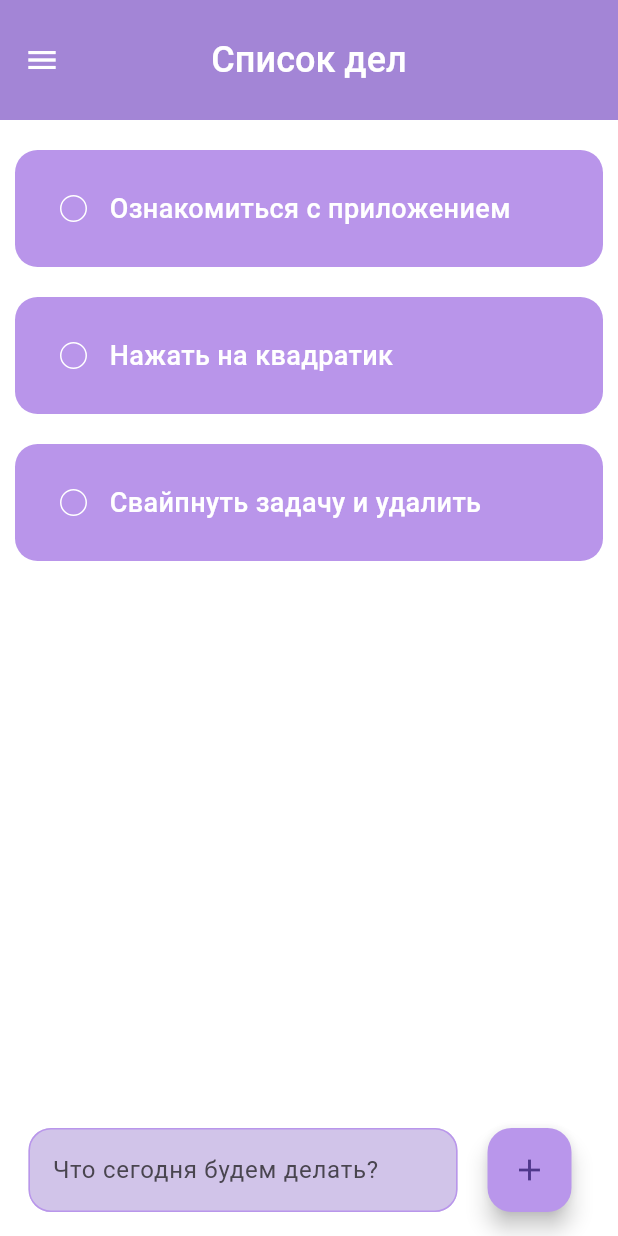
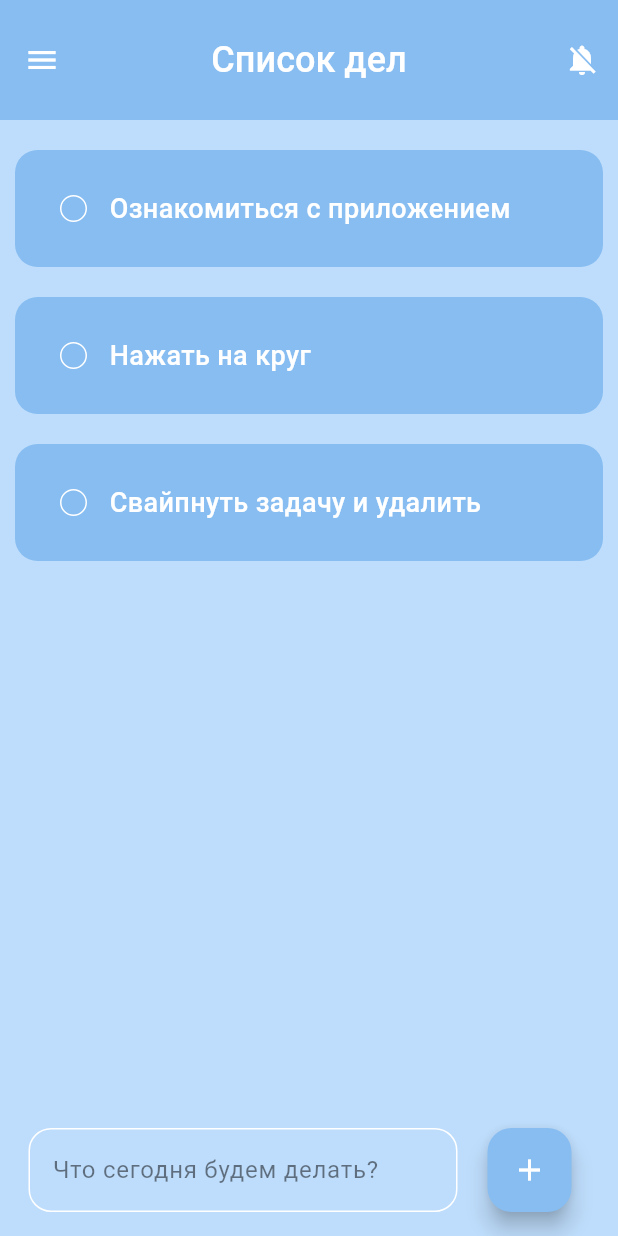
Before and after one commit to ZhK1412/todo_app_new, a Flutter app: the screen it shows after launch, after a tap on "Продолжить", on a phone screen of 412 x 824 dp. Run offline on Flutter 3.47's test engine with Material 3 defaults, Android fonts, the phone set to English and light mode, and no system bars; drawn by our look-alikes of flutter_slidable; our stand-ins replace flutter_local_notifications, flutter_timezone, hive, hive_flutter, timezone; accounts and stored records are empty.

Commit message:
1.0
version 1.0

```diff
--- a/lib/main.dart
+++ b/lib/main.dart
@@ -2,9 +2,14 @@ import 'package:flutter/material.dart';
 import 'package:todo_app_new/pages/home_page.dart';
 import 'package:hive_flutter/hive_flutter.dart';
 import 'package:todo_app_new/pages/setup_page.dart';
+import 'package:todo_app_new/theme/theme.dart';
+import 'package:todo_app_new/utils/noti_service.dart';
 
 void main() async {
   WidgetsFlutterBinding.ensureInitialized();
+
+  NotiService().initNotification();
+
   await Hive.initFlutter();
   await Hive.openBox('todoBox');
 
@@ -22,15 +27,9 @@ class MyApp extends StatelessWidget {
   Widget build(BuildContext context) {
     return MaterialApp(
       title: 'Список дел',
-      theme: ThemeData(
-        primaryColor: Colors.deepPurple,
-        scaffoldBackgroundColor: Colors.white,
-        appBarTheme: AppBarTheme(
-          backgroundColor: Colors.deepPurple,
-          foregroundColor: Colors.white,
-        ),
-      ),
-      //home: SetupPage(),
+      theme: lightMode,
+      darkTheme: darkMode,
+      // home: SetupPage(),
       home: isFirstLaunch ? const SetupPage() : const HomePage(),
     );
   }
--- a/lib/pages/home_page.dart
+++ b/lib/pages/home_page.dart
@@ -1,7 +1,8 @@
 import 'package:flutter/material.dart';
-import 'package:todo_app_new/pages/about_page.dart';
+import 'package:hive_flutter/hive_flutter.dart';
+import 'package:todo_app_new/utils/noti_service.dart';
+import 'about_page.dart';
 import 'package:todo_app_new/utils/todo_list.dart';
-import 'package:hive_flutter/hive_flutter.dart';
 
 class HomePage extends StatefulWidget {
   const HomePage({super.key});
@@ -12,8 +13,10 @@ class HomePage extends StatefulWidget {
 
 class _HomePageState extends State<HomePage> {
   final _controller = TextEditingController();
+  final _notiService = NotiService();
   late List toDoList;
   late Box box;
+  bool isNotiEnabled = false;
 
   @override
   void initState() {
@@ -23,19 +26,13 @@ class _HomePageState extends State<HomePage> {
       'tasks',
       defaultValue: [
         ['Ознакомиться с приложением', false],
-        ['Нажать на квадратик', false],
+        ['Нажать на круг', false],
         ['Свайпнуть задачу и удалить', false],
       ],
     );
+    isNotiEnabled = box.get('isNotiEnabled', defaultValue: false);
+    NotiService().initNotification();
   }
-
-  // List toDoList = box.get(
-  //   'tasks',
-  //   defaultValue: [
-  //     ['Сделать приложение', false],
-  //     ['Поиграть в Minecraft', false],
-  //   ],
-  // );
 
   void saveData() {
     box.put('tasks', toDoList);
@@ -64,75 +61,142 @@ class _HomePageState extends State<HomePage> {
     saveData();
   }
 
+  final List<int> _notificationIds = [1, 2, 3];
+
+  void toggleNotifications() async {
+    setState(() {
+      isNotiEnabled = !isNotiEnabled;
+    });
+
+    box.put('isNotiEnabled', isNotiEnabled);
+
+    if (isNotiEnabled) {
+      await _notiService.scheduleDailyNotification(
+        id: _notificationIds[0],
+        title: "Доброе утро",
+        body: "Пора проверить список дел на сегодня.",
+        hour: 7,
+        minute: 0,
+      );
+
+      await _notiService.scheduleDailyNotification(
+        id: _notificationIds[1],
+        title: "Добрый день",
+        body: "Не забыли ли вы про свои задачи?",
+        hour: 13,
+        minute: 0,
+      );
+
+      await _notiService.scheduleDailyNotification(
+        id: _notificationIds[2],
+        title: "Добрый вечер",
+        body: "Пора подвести итоги дня и отметить выполненное.",
+        hour: 20,
+        minute: 0,
+      );
+
+      _showSnackBar("Ежедневные уведомления включены (9:00, 14:00, 20:00)");
+    } else {
+      for (int id in _notificationIds) {
+        await _notiService.notificationsPlugin.cancel(id);
+      }
+      _showSnackBar("Все уведомления отключены");
+    }
+  }
+
+  void _showSnackBar(String message) {
+    ScaffoldMessenger.of(context).showSnackBar(
+      SnackBar(content: Text(message), duration: const Duration(seconds: 2)),
+    );
+  }
+
   @override
   Widget build(BuildContext context) {
     return Scaffold(
-      backgroundColor: Theme.of(context).scaffoldBackgroundColor,
       appBar: AppBar(
-        toolbarHeight: 80,
         title: const Text(
           "Список дел",
           style: TextStyle(fontSize: 24, fontWeight: FontWeight.w500),
         ),
-        backgroundColor: const Color.fromARGB(255, 163, 133, 214),
-        foregroundColor: Colors.white,
-        centerTitle: true,
+        actions: [
+          IconButton(
+            onPressed: toggleNotifications,
+            icon: Icon(
+              isNotiEnabled
+                  ? Icons.notifications_active
+                  : Icons.notifications_off,
+            ),
+          ),
+        ],
       ),
-
       drawer: Drawer(
         child: Container(
-          color: Colors.deepPurple[300],
+          color: Theme.of(context).colorScheme.primary,
           child: ListView(
             children: [
               DrawerHeader(
                 child: Center(
                   child: Text(
                     "Список дел",
-                    style: TextStyle(fontSize: 35, color: Colors.white),
+                    style: TextStyle(
+                      fontSize: 35,
+                      color: Theme.of(context).colorScheme.secondary,
+                    ),
                   ),
                 ),
               ),
               ListTile(
-                leading: Icon(Icons.home, color: Colors.white),
+                leading: Icon(
+                  Icons.home,
+                  color: Theme.of(context).colorScheme.secondary,
+                ),
                 title: Text(
                   "Главная",
-                  style: TextStyle(fontSize: 20, color: Colors.white),
+                  style: TextStyle(
+                    fontSize: 20,
+                    color: Theme.of(context).colorScheme.secondary,
+                  ),
                 ),
                 onTap: () {
-                  Navigator.of(
-                    context,
-                  ).push(MaterialPageRoute(builder: (context) => HomePage()));
+                  Navigator.of(context).push(
+                    MaterialPageRoute(builder: (context) => const HomePage()),
+                  );
                 },
               ),
               ListTile(
-                leading: Icon(Icons.info, color: Colors.white),
+                leading: Icon(
+                  Icons.info,
+                  color: Theme.of(context).colorScheme.secondary,
+                ),
                 title: Text(
                   "О приложении",
-                  style: TextStyle(fontSize: 20, color: Colors.white),
+                  style: TextStyle(
+                    fontSize: 20,
+                    color: Theme.of(context).colorScheme.secondary,
+                  ),
                 ),
                 onTap: () {
-                  Navigator.of(
-                    context,
-                  ).push(MaterialPageRoute(builder: (context) => AboutPage()));
+                  Navigator.of(context).push(
+                    MaterialPageRoute(builder: (context) => const AboutPage()),
+                  );
                 },
               ),
             ],
           ),
         ),
       ),
-
       body: ListView.builder(
         itemCount: toDoList.length,
         itemBuilder: (BuildContext context, index) {
           return TodoList(
             taskName: toDoList[index][0],
             taskCompleted: toDoList[index][1],
+
             onChanged: (value) => checkBoxChanged(index),
             deleteFunction: (context) => deleteTask(index),
           );
         },
       ),
-
       floatingActionButton: Padding(
         padding: const EdgeInsets.symmetric(horizontal: 15),
         child: Row(
@@ -144,17 +208,23 @@ class _HomePageState extends State<HomePage> {
                   controller: _controller,
                   decoration: InputDecoration(
                     hintText: "Что сегодня будем делать?",
+                    hintStyle: TextStyle(
+                      color: Theme.of(
+                        context,
+                      ).colorScheme.onSurface.withValues(alpha: 0.5),
+                      fontSize: 16,
+                    ),
                     filled: true,
-                    fillColor: Colors.deepPurple.shade100,
+                    fillColor: Theme.of(context).colorScheme.surface,
                     enabledBorder: OutlineInputBorder(
-                      borderSide: const BorderSide(
-                        color: Color.fromARGB(255, 185, 150, 235),
+                      borderSide: BorderSide(
+                        color: Theme.of(context).colorScheme.secondary,
                       ),
                       borderRadius: BorderRadius.circular(15),
                     ),
                     focusedBorder: OutlineInputBorder(
-                      borderSide: const BorderSide(
-                        color: Color.fromARGB(255, 185, 150, 235),
+                      borderSide: BorderSide(
+                        color: Theme.of(context).colorScheme.secondary,
                       ),
                       borderRadius: BorderRadius.circular(15),
                     ),
@@ -164,8 +234,8 @@ class _HomePageState extends State<HomePage> {
             ),
             FloatingActionButton(
               onPressed: saveNewTask,
-              backgroundColor: const Color.fromARGB(255, 185, 150, 235),
-              child: Icon(Icons.add),
+              backgroundColor: Theme.of(context).colorScheme.primary,
+              child: const Icon(Icons.add),
             ),
           ],
         ),
--- a/lib/pages/setup_page.dart
+++ b/lib/pages/setup_page.dart
@@ -30,52 +30,80 @@ class _SetupPageState extends State<SetupPage> {
   @override
   Widget build(BuildContext context) {
     return Scaffold(
-      backgroundColor: Colors.white,
+      backgroundColor: Theme.of(context).colorScheme.surface,
 
-      appBar: AppBar(
-        toolbarHeight: 80,
-        title: const Text(
+      body: Center(
+        child: Container(
+          padding: const EdgeInsets.all(24),
+          width: 360,
+          decoration: BoxDecoration(
+            color: Theme.of(context).colorScheme.primary,
+            borderRadius: BorderRadius.circular(24),
+            boxShadow: [
+              BoxShadow(
+                color: Colors.black.withValues(alpha: 0.2),
+                blurRadius: 15,
+                offset: const Offset(0, 8),
+              ),
+            ],
+          ),
+          child: Column(
+            mainAxisSize: MainAxisSize.min,
+            crossAxisAlignment: CrossAxisAlignment.center,
+            children: [
+              Row(
+                mainAxisSize: MainAxisSize.min,
+                children: [
+                  Icon(
+                    Icons.list_alt,
+                    size: 36,
+                    color: Theme.of(context).colorScheme.secondary,
+                  ),
+                  const SizedBox(width: 12),
+                  Text(
                     "Список дел",
-          style: TextStyle(fontSize: 24, fontWeight: FontWeight.w500),
+                    style: TextStyle(
+                      fontSize: 38,
+                      fontWeight: FontWeight.w600,
+                      color: Theme.of(context).colorScheme.secondary,
                     ),
-        backgroundColor: const Color.fromARGB(255, 163, 133, 214),
-        foregroundColor: Colors.white,
-        centerTitle: true,
+                  ),
+                ],
               ),
 
-      body: Center(
-        child: Column(
-          mainAxisAlignment: MainAxisAlignment.center,
-          children: [
+              const SizedBox(height: 30),
+
               Text(
                 "Добро пожаловать!",
                 style: TextStyle(
                   fontSize: 32,
                   fontWeight: FontWeight.w700,
-                // shadows: [
-                //   Shadow(
-                //     offset: Offset(2, 2),
-                //     blurRadius: 2,
-                //     color: Colors.black,
-                //   ),
-                // ],
+                  color: Theme.of(context).colorScheme.secondary,
                 ),
               ),
-            SizedBox(height: 20),
-            FloatingActionButton.extended(
+
+              const SizedBox(height: 16),
+
+              SizedBox(
+                width: double.infinity,
+                child: ElevatedButton.icon(
                   onPressed: finishSetup,
-              label: Row(
-                mainAxisSize: MainAxisSize.min,
-                children: [
-                  Text("Продолжить"),
-                  SizedBox(width: 8),
-                  Icon(Icons.arrow_circle_right_outlined),
-                ],
+                  icon: const Icon(Icons.arrow_circle_right_outlined),
+                  label: const Text("Продолжить"),
+                  style: ElevatedButton.styleFrom(
+                    backgroundColor: Theme.of(context).colorScheme.surface,
+                    foregroundColor: Theme.of(context).colorScheme.secondary,
+                    padding: const EdgeInsets.symmetric(vertical: 16),
+                    shape: RoundedRectangleBorder(
+                      borderRadius: BorderRadius.circular(16),
+                    ),
+                  ),
                 ),
               ),
             ],
           ),
         ),
+      ),
     );
   }
 }
--- /dev/null
+++ b/lib/theme/theme.dart
@@ -0,0 +1,31 @@
+import 'package:flutter/material.dart';
+
+ThemeData lightMode = ThemeData(
+  brightness: Brightness.light,
+  appBarTheme: AppBarTheme(
+    backgroundColor: Color.fromRGBO(135, 189, 241, 1),
+    foregroundColor: Colors.white,
+    centerTitle: true,
+    toolbarHeight: 80,
+  ),
+  colorScheme: ColorScheme.light(
+    surface: Color.fromRGBO(190, 221, 252, 1),
+    primary: Color.fromRGBO(135, 189, 241, 1),
+    secondary: Colors.white,
+  ),
+);
+
+ThemeData darkMode = ThemeData(
+  brightness: Brightness.dark,
+  appBarTheme: AppBarTheme(
+    backgroundColor: Colors.grey.shade800,
+    foregroundColor: Colors.white,
+    centerTitle: true,
+    toolbarHeight: 80,
+  ),
+  colorScheme: ColorScheme.dark(
+    surface: Colors.grey.shade900,
+    primary: Colors.grey.shade800,
+    secondary: Colors.white,
+  ),
+);
--- /dev/null
+++ b/lib/utils/noti_service.dart
@@ -0,0 +1,98 @@
+import 'package:flutter_local_notifications/flutter_local_notifications.dart';
+import 'package:timezone/timezone.dart' as tz;
+import 'package:timezone/data/latest.dart' as tz;
+import 'package:flutter_timezone/flutter_timezone.dart';
+
+class NotiService {
+  final notificationsPlugin = FlutterLocalNotificationsPlugin();
+
+  bool _isInitialized = false;
+
+  bool get isInitialized => _isInitialized;
+
+  Future<void> initNotification() async {
+    if (_isInitialized) return;
+
+    tz.initializeTimeZones();
+    final timezoneInfo = await FlutterTimezone.getLocalTimezone();
+    String tzName = timezoneInfo.identifier;
+    tz.setLocalLocation(tz.getLocation(tzName));
+
+    const AndroidInitializationSettings initSettingsAndroid =
+        AndroidInitializationSettings("@mipmap/ic_launcher");
+
+    const DarwinInitializationSettings initSettingsIOS =
+        DarwinInitializationSettings(
+          requestAlertPermission: true,
+          requestBadgePermission: true,
+          requestSoundPermission: true,
+        );
+
+    const InitializationSettings initSettings = InitializationSettings(
+      android: initSettingsAndroid,
+      iOS: initSettingsIOS,
+    );
+
+    await notificationsPlugin.initialize(initSettings);
+
+    _isInitialized = true;
+  }
+
+  NotificationDetails notificationDetails() {
+    return const NotificationDetails(
+      android: AndroidNotificationDetails(
+        "daily_channel_id",
+        "Daily Notifications",
+        channelDescription: "Daily notification channel",
+        importance: Importance.max,
+        priority: Priority.high,
+      ),
+      iOS: DarwinNotificationDetails(),
+    );
+  }
+
+  Future<void> showNotification({
+    int id = 0,
+    String? title,
+    String? body,
+    String? payload,
+  }) async {
+    return notificationsPlugin.show(id, title, body, notificationDetails());
+  }
+
+  Future<void> scheduleDailyNotification({
+    required int id,
+    required String title,
+    required String body,
+    required int hour,
+    required int minute,
+  }) async {
+    final now = tz.TZDateTime.now(tz.local);
+    var scheduledDate = tz.TZDateTime(
+      tz.local,
+      now.year,
+      now.month,
+      now.day,
+      hour,
+      minute,
+    );
+
+    if (scheduledDate.isBefore(now)) {
+      scheduledDate = scheduledDate.add(const Duration(days: 1));
+    }
+
+    await notificationsPlugin.zonedSchedule(
+      id,
+      title,
+      body,
+      scheduledDate,
+      notificationDetails(),
+      androidScheduleMode: AndroidScheduleMode.exactAllowWhileIdle,
+      matchDateTimeComponents: DateTimeComponents.time,
+    );
+  }
+
+  Future<void> cancelAllNotifications() async {
+    await notificationsPlugin.cancelAll();
+  }
+}
--- a/lib/utils/todo_list.dart
+++ b/lib/utils/todo_list.dart
@@ -34,7 +34,7 @@ class TodoList extends StatelessWidget {
         child: Container(
           padding: const EdgeInsets.all(15),
           decoration: BoxDecoration(
-            color: const Color.fromARGB(255, 185, 149, 234),
+            color: Theme.of(context).colorScheme.primary,
             borderRadius: BorderRadius.circular(15),
           ),
           child: Row(
@@ -42,21 +42,23 @@ class TodoList extends StatelessWidget {
               Checkbox(
                 value: taskCompleted,
                 onChanged: onChanged,
-                checkColor: Colors.black,
-                activeColor: Colors.white,
-                side: const BorderSide(color: Colors.white),
+                checkColor: Theme.of(context).colorScheme.secondary,
+                activeColor: Theme.of(context).colorScheme.primary,
+                side: BorderSide(
+                  color: Theme.of(context).colorScheme.secondary,
+                ),
                 shape: CircleBorder(),
               ),
               Text(
                 taskName,
                 style: TextStyle(
-                  color: Colors.white,
+                  color: Theme.of(context).colorScheme.secondary,
                   fontSize: 18,
                   fontWeight: FontWeight.w500,
                   decoration: taskCompleted
                       ? TextDecoration.lineThrough
                       : TextDecoration.none,
-                  decorationColor: Colors.white,
+                  decorationColor: Theme.of(context).colorScheme.secondary,
                   decorationThickness: 2,
                 ),
               ),
```
Also changed, not shown: lib/pages/about_page.dart (+52 -8 lines), pubspec.yaml (+5 -34 lines), assets/icon/icon.png, pubspec.lock, 41 other files. Lines whose indentation alone changed are shown as unchanged.
